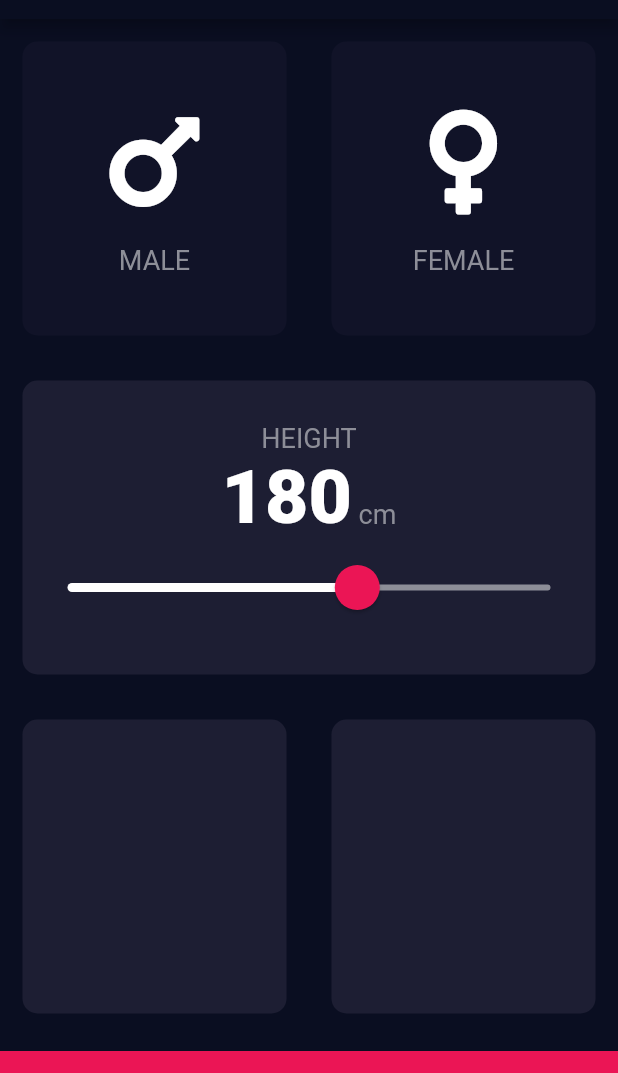
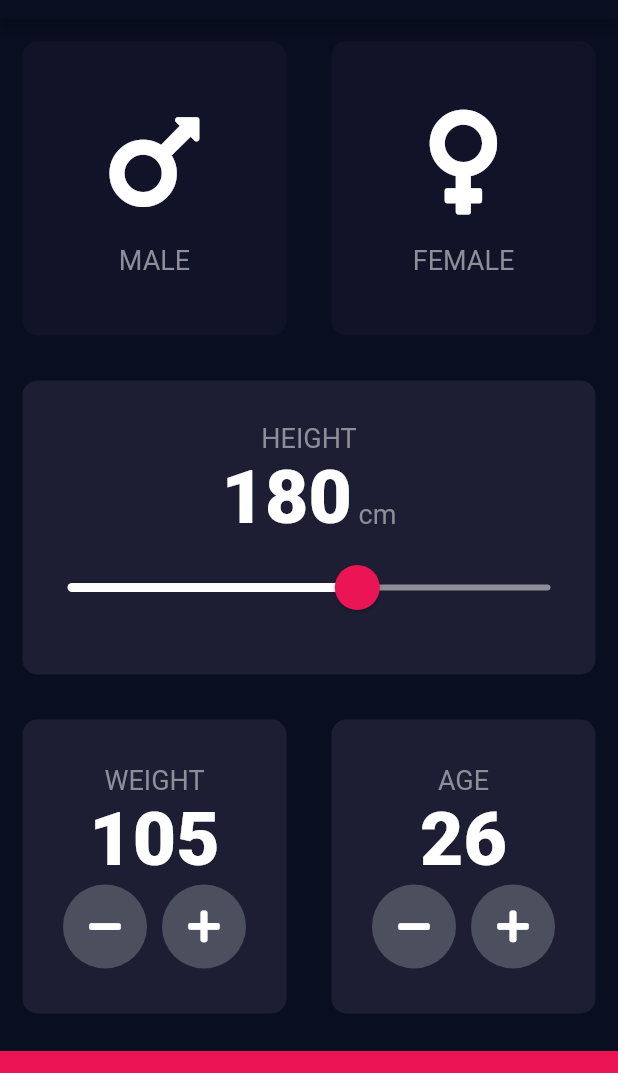
Before and after one commit to RainerGevers/flutter-training, a Flutter app: the screen it shows after launch, on a phone screen of 412 x 824 dp, the part 65-1138 px from its top. Run offline on Flutter 3.47's test engine with Material 2 defaults, Android fonts, the phone set to English and light mode, and no system bars; our stand-ins replace audioplayers, font_awesome_flutter, rflutter_alert.

Commit message:
Main page layout

```diff
--- a/007_bmi-calculator/lib/input_page.dart
+++ b/007_bmi-calculator/lib/input_page.dart
@@ -15,6 +15,8 @@
 class _InputPageState extends State<InputPage> {
   Gender selectedGender;
   int height = 180;
+  int weight = 105;
+  int age = 26;
 
   @override
   Widget build(BuildContext context) {
@@ -118,11 +120,85 @@
                 Expanded(
                   child: ReusableCard(
                     colour: kActiveCardColour,
+                    cardChild: Column(
+                      mainAxisAlignment: MainAxisAlignment.center,
+                      children: [
+                        Text(
+                          'WEIGHT',
+                          style: kLabelTextStyle,
+                        ),
+                        Text(
+                          weight.toString(),
+                          style: kNumberTextStyle,
+                        ),
+                        Row(
+                          mainAxisAlignment: MainAxisAlignment.center,
+                          children: [
+                            RoundIconButton(
+                              icon: FontAwesomeIcons.minus,
+                              onPress: () {
+                                setState(() {
+                                  weight--;
+                                });
+                              },
+                            ),
+                            SizedBox(
+                              width: 10,
+                            ),
+                            RoundIconButton(
+                              icon: FontAwesomeIcons.plus,
+                              onPress: () {
+                                setState(() {
+                                  weight++;
+                                });
+                              },
+                            ),
+                          ],
+                        ),
+                      ],
+                    ),
                   ),
                 ),
                 Expanded(
                   child: ReusableCard(
                     colour: kActiveCardColour,
+                    cardChild: Column(
+                      mainAxisAlignment: MainAxisAlignment.center,
+                      children: [
+                        Text(
+                          'AGE',
+                          style: kLabelTextStyle,
+                        ),
+                        Text(
+                          age.toString(),
+                          style: kNumberTextStyle,
+                        ),
+                        Row(
+                          mainAxisAlignment: MainAxisAlignment.center,
+                          children: [
+                            RoundIconButton(
+                              icon: FontAwesomeIcons.minus,
+                              onPress: () {
+                                setState(() {
+                                  age--;
+                                });
+                              },
+                            ),
+                            SizedBox(
+                              width: 10,
+                            ),
+                            RoundIconButton(
+                              icon: FontAwesomeIcons.plus,
+                              onPress: () {
+                                setState(() {
+                                  age++;
+                                });
+                              },
+                            ),
+                          ],
+                        ),
+                      ],
+                    ),
                   ),
                 ),
               ],
@@ -139,3 +215,22 @@
     );
   }
 }
+
+class RoundIconButton extends StatelessWidget {
+  RoundIconButton({this.icon, this.onPress});
+
+  final IconData icon;
+  final Function onPress;
+
+  @override
+  Widget build(BuildContext context) {
+    return RawMaterialButton(
+      child: Icon(icon),
+      onPressed: onPress,
+      elevation: 0,
+      constraints: BoxConstraints.tightFor(width: 56, height: 56),
+      shape: CircleBorder(),
+      fillColor: Color(0xFF4C4F5E),
+    );
+  }
+}
```
